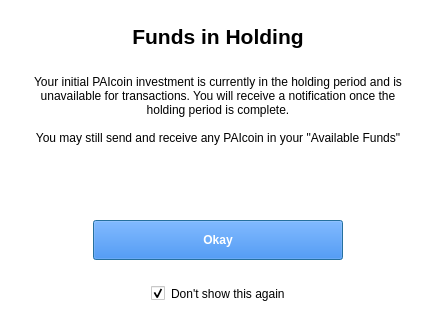
First picture: the form in src/qt/forms/fundsinholdingdialog.ui, repository projectpai/paicoin, before the edit.
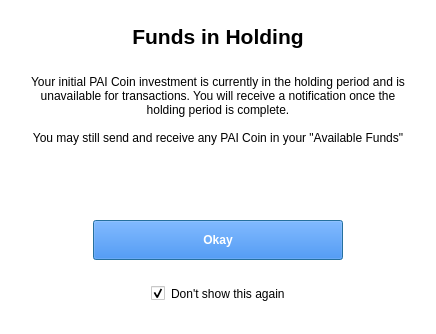
Second picture: the form after the edit.

Commit message: Mass update of PAIcoin to PAI Coin

```diff
--- a/src/qt/forms/fundsinholdingdialog.ui
+++ b/src/qt/forms/fundsinholdingdialog.ui
@@ -80,9 +80,9 @@
         <enum>Qt::LeftToRight</enum>
        </property>
        <property name="text">
-        <string>Your initial PAIcoin investment is currently in the holding period and is unavailable for transactions. You will receive a notification once the holding period is complete.
+        <string>Your initial PAI Coin investment is currently in the holding period and is unavailable for transactions. You will receive a notification once the holding period is complete.
 
-You may still send and receive any PAIcoin in your &quot;Available Funds&quot;</string>
+You may still send and receive any PAI Coin in your &quot;Available Funds&quot;</string>
        </property>
        <property name="alignment">
         <set>Qt::AlignCenter</set>
```
The commit also changes 104 other files.
